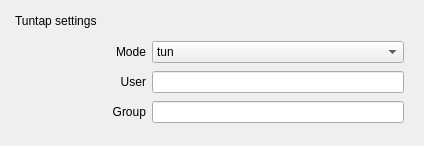
First picture: the form in sources/gui/src/tuntapwidget.ui, repository arcan1s/netctl-gui, before the edit.
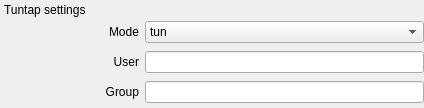
Second picture: the form after the edit.

Commit message: edit ui * remove margins * create more pretty toolbars * edit toolbar update action (s/setVisible/setEnabled/g)

What changed in the file:
```diff
--- a/sources/gui/src/tuntapwidget.ui
+++ b/sources/gui/src/tuntapwidget.ui
@@ -7,13 +7,16 @@
     <x>0</x>
     <y>0</y>
     <width>424</width>
-    <height>146</height>
+    <height>108</height>
    </rect>
   </property>
   <property name="windowTitle">
    <string>Form</string>
   </property>
   <layout class="QVBoxLayout" name="verticalLayout">
+   <property name="margin">
+    <number>0</number>
+   </property>
    <item>
     <widget class="QDockWidget" name="dockWidget_tuntap">
      <property name="features">
@@ -24,6 +27,9 @@
      </property>
      <widget class="QWidget" name="dockWidgetContents_tuntap">
       <layout class="QVBoxLayout" name="verticalLayout_2">
+       <property name="margin">
+        <number>0</number>
+       </property>
        <item>
         <layout class="QHBoxLayout" name="layout_mode">
          <item>
```
Left out of the diff: 3 changed lines with no effect on the pictures. The commit also changes 31 other files.
